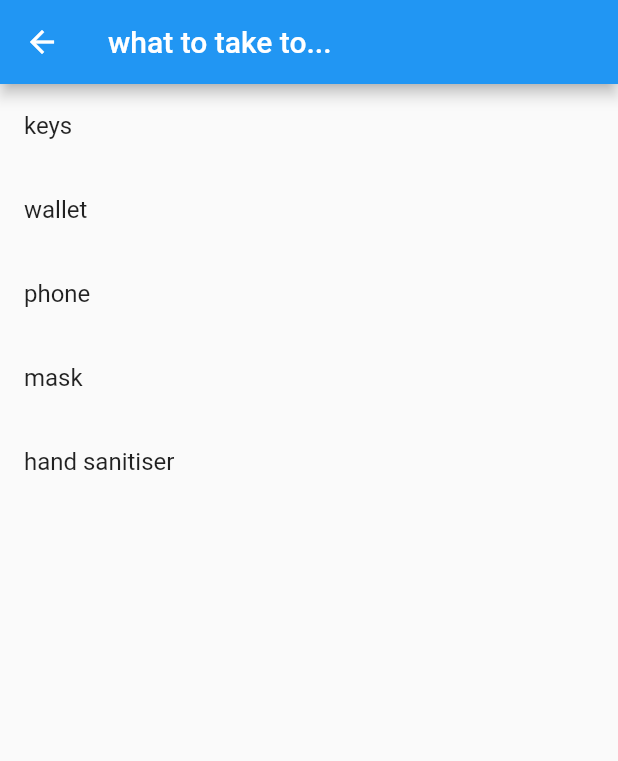
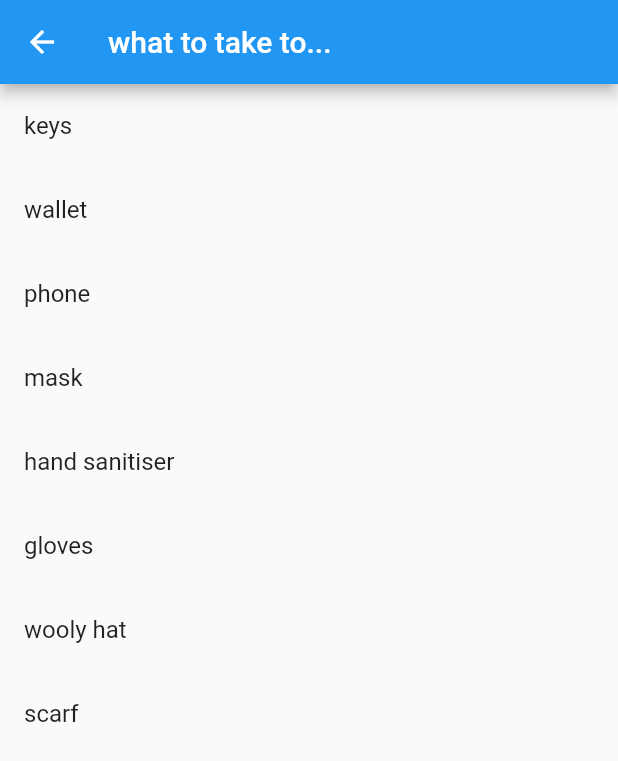
Before and after one commit to saachisen/my_app, a Flutter app: the MyDetails screen opened directly with empty values, on a phone screen of 412 x 824 dp. Shown: the top 761 px of the screen. Run offline on Flutter 3.47's test engine with Material 2 defaults, Android fonts, the phone set to English and light mode, and no system bars; network calls fail.

Commit message:
working with temperature

```diff
--- a/lib/details.dart
+++ b/lib/details.dart
@@ -1,11 +1,16 @@
+// import 'dart:html';
+
 import 'package:flutter/material.dart';
 
-List get_stuff_list(String weatherState, String place) {
+List get_stuff_list(String weatherState, double temp, String place) {
+// List get_stuff_list(String weatherState, String place) {
 // List get_stuff_list(String place) {
 
   List stuff_list = ['keys', 'wallet', 'phone', 'mask', 'hand sanitiser'];
 
   print (weatherState);
+
+  print(temp.toString());
 
   // expand list of stuff depending on today's weather
   if (weatherState == 'Heavy Rain') {
@@ -16,6 +21,17 @@ List get_stuff_list(String weatherState, String place) {
     stuff_list.add('sunscreen');
   }
 
+  if (temp > 20.0) {
+    stuff_list.add('water bottle');
+  } else
+    if (temp < 10.0) {
+    stuff_list.add('gloves');
+    stuff_list.add('wooly hat');
+    stuff_list.add('scarf');
+  } else
+  if (temp > 40.0 || temp < -10.0) {
+    stuff_list.add('oh my god please do not go out');
+  }
 
   // expand list of stuff depending on where you're going today
   if (place == 'Work') {
@@ -49,11 +65,11 @@ List get_stuff_list(String weatherState, String place) {
 class MyDetails extends StatelessWidget {
 
   final String itemState;
-  // final double itemTemp;
+  final double itemTemp;
   final String itemPlace;
 
-  // MyDetails(this.itemState, this.itemTemp, this.itemPlace);
-  MyDetails(this.itemState, this.itemPlace);
+  MyDetails(this.itemState, this.itemTemp, this.itemPlace);
+  // MyDetails(this.itemState, this.itemPlace);
   // MyDetails(this.itemPlace);
 
   @override
@@ -61,7 +77,8 @@ class MyDetails extends StatelessWidget {
     final title = 'what to take to... $itemPlace';
 
     // List stuff_list = get_stuff_list(itemPlace);
-    List stuff_list = get_stuff_list(itemState, itemPlace);
+    // List stuff_list = get_stuff_list(itemState, itemPlace);
+    List stuff_list = get_stuff_list(itemState, itemTemp, itemPlace);
 
     return Scaffold(
         appBar: AppBar(
--- a/lib/main.dart
+++ b/lib/main.dart
@@ -100,7 +100,7 @@ class _MyHomePageState extends State<MyHomePage> {
                           MaterialPageRoute(
                               builder: (context) => MyDetails(
                                   snapshot.data!.dataModel[0].state, // index 0 has today's weather
-                                  // snapshot.data!.dataModel[0].temp,
+                                  snapshot.data!.dataModel[0].temp,
                                   places[index])));
                     },
                   );
--- a/lib/model.dart
+++ b/lib/model.dart
@@ -16,12 +16,12 @@ class DataSeries {
 class DataItem {
   final String state;
   final String date;
-  // final double temp;
+  final double temp;
 
-  // DataItem({required this.state, required this.date, required this.temp});
-  DataItem({required this.state, required this.date});
+  DataItem({required this.state, required this.date, required this.temp});
+  // DataItem({required this.state, required this.date});
 
   factory DataItem.fromJson(Map<String, dynamic> json) {
-    return DataItem(state: json['weather_state_name'], date: json['applicable_date']); // , temp: json['the_temp']);
+    return DataItem(state: json['weather_state_name'], date: json['applicable_date'], temp: json['the_temp']);
   }
 }
```
